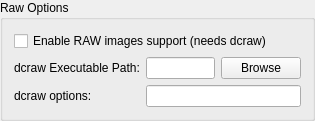
First picture: the form in dialogs/options/rawgroupbox.ui, repository marek629/SIR, before the edit.
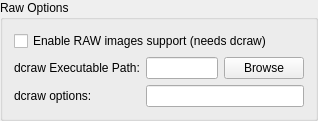
Second picture: the form after the edit.

Commit message: dcraw call bugfix

The edit to the form file:
```diff
--- a/dialogs/options/rawgroupbox.ui
+++ b/dialogs/options/rawgroupbox.ui
@@ -6,7 +6,7 @@
    <rect>
     <x>0</x>
     <y>0</y>
-    <width>315</width>
+    <width>318</width>
     <height>117</height>
    </rect>
   </property>
@@ -14,9 +14,6 @@
    <string>Raw Options</string>
   </property>
   <layout class="QGridLayout" name="gridLayout_2">
-   <item row="2" column="1" colspan="2">
-    <widget class="QLineEdit" name="dcrawLineEdit"/>
-   </item>
    <item row="0" column="0" colspan="3">
     <widget class="QCheckBox" name="rawCheckBox">
      <property name="text">
@@ -46,6 +43,9 @@
     </widget>
    </item>
    <item row="1" column="1">
+    <widget class="QLineEdit" name="dcrawLineEdit"/>
+   </item>
+   <item row="2" column="1" colspan="2">
     <widget class="QLineEdit" name="dcrawOptions"/>
    </item>
   </layout>
```
The commit also changes 3 other files.
